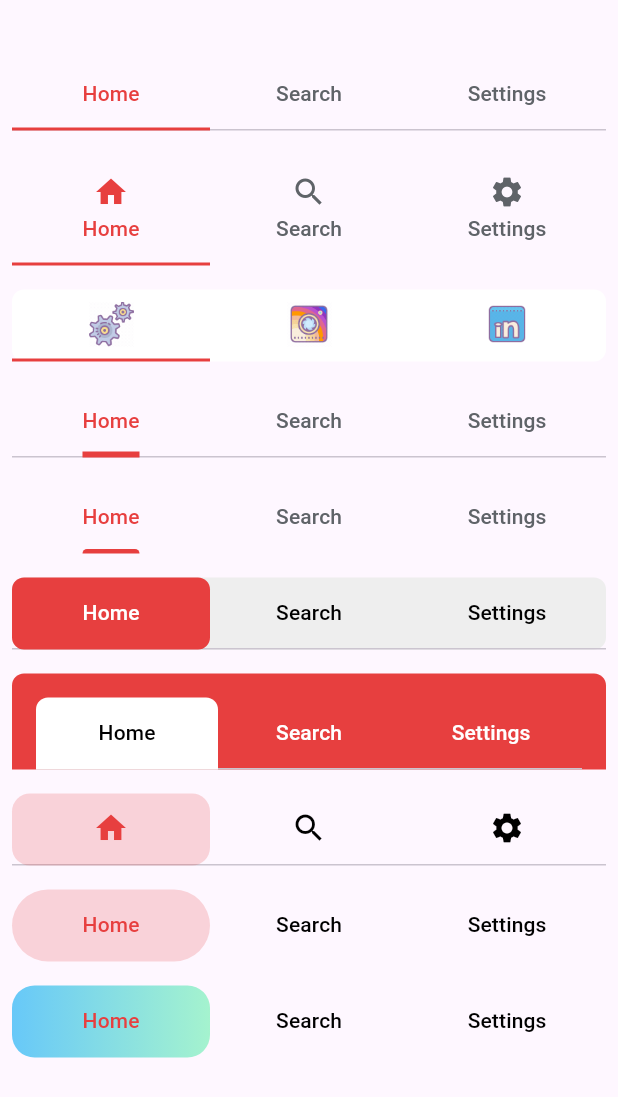
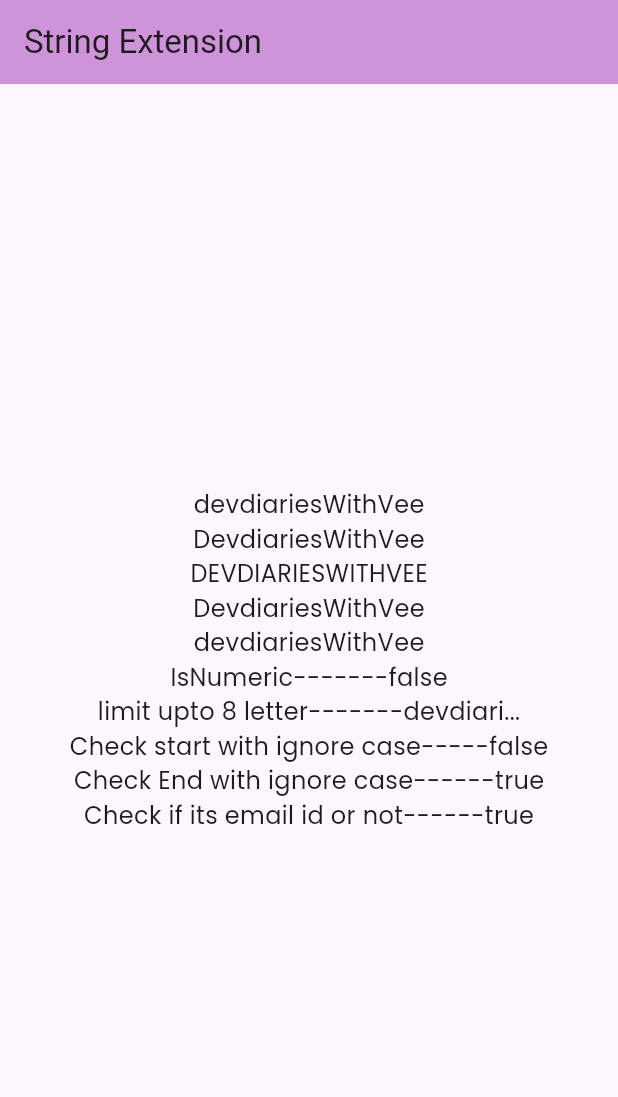
Before and after one commit to vaidehi2701/Flutter_Cheatsheet_2023, a Flutter app: the screen it shows after launch, on a phone screen of 412 x 824 dp. Shown: the top 1097 px of the screen. Run offline on Flutter 3.47's test engine with Material 2 defaults, Android fonts, the phone set to English and light mode, and no system bars; our stand-ins replace google_fonts.

Commit message:
String extesnion added

```diff
--- /dev/null
+++ b/lib/extension/string_utils.dart
@@ -0,0 +1,58 @@
+extension StringExtension on String {
+  String capitalizeFirstLetter() {
+    return "${this[0].toUpperCase()}${substring(1)}";
+  }
+
+  String toCamelCase() {
+    return split(' ').map((word) => word.capitalizeFirstLetter()).join('');
+  }
+
+  String capitalizeAll() {
+    return toUpperCase();
+  }
+
+  bool containsIgnoreCase(String other) {
+    return toLowerCase().contains(other.toLowerCase());
+  }
+
+  String removeWhitespace() {
+    return replaceAll(RegExp(r'\s+'), '');
+  }
+
+  bool isNumeric() {
+    return double.tryParse(this) != null;
+  }
+
+  String limit(int maxLength) {
+    if (length <= maxLength) {
+      return this;
+    } else {
+      return '${substring(0, maxLength)}...';
+    }
+  }
+
+  bool startsWithIgnoreCase(String other) {
+    return toLowerCase().startsWith(other.toLowerCase());
+  }
+
+  bool endsWithIgnoreCase(String other) {
+    return toLowerCase().endsWith(other.toLowerCase());
+  }
+
+  String replaceAllIgnoreCase(String from, String to) {
+    final regex = RegExp(from, caseSensitive: false);
+    return replaceAll(regex, to);
+  }
+
+  bool isEmail() {
+    final emailRegex = RegExp(r'^[\w-\.]+@([\w-]+\.)+[\w-]{2,4}$');
+    return emailRegex.hasMatch(this);
+  }
+
+  bool isUrl() {
+    final urlRegex = RegExp(
+        r'^(https?:\/\/)?([a-z0-9-]+\.)+[a-z]{2,}(\/[a-z0-9\-._~:/?#[\]@!$&\()*+,;=]*)?$',
+        caseSensitive: false);
+    return urlRegex.hasMatch(this);
+  }
+}
--- a/lib/main.dart
+++ b/lib/main.dart
@@ -1,4 +1,5 @@
 import 'package:flutter/material.dart';
+import 'package:widget_utils/widgets/string_util_demo.dart';
 import 'package:widget_utils/widgets/tab_bar.dart';
 
 void main() {
@@ -19,7 +20,7 @@ class MyApp extends StatelessWidget {
         colorScheme: ColorScheme.fromSeed(seedColor: Colors.deepPurple)
             .copyWith(background: Colors.blueGrey[100]),
       ),
-      home: const TabBarDemo(),
+      home: const StringUtilDemo(),
     );
   }
 }
--- /dev/null
+++ b/lib/widgets/string_util_demo.dart
@@ -0,0 +1,52 @@
+import 'package:flutter/material.dart';
+import 'package:google_fonts/google_fonts.dart';
+import 'package:widget_utils/extension/string_utils.dart';
+
+class StringUtilDemo extends StatefulWidget {
+  const StringUtilDemo({super.key});
+
+  @override
+  State<StringUtilDemo> createState() => _StringUtilDemoState();
+}
+
+class _StringUtilDemoState extends State<StringUtilDemo> {
+  String name = "devdiariesWithVee";
+  String name2 = "Vee";
+  String email = "vaidehi2701@gmail.com";
+
+  @override
+  Widget build(BuildContext context) {
+    var style = GoogleFonts.poppins(fontSize: 16);
+    return Scaffold(
+      appBar: AppBar(
+        title: const Text("String Extension"),
+        backgroundColor: Colors.purple[200],
+      ),
+      body: Center(
+        child: Column(
+          mainAxisAlignment: MainAxisAlignment.center,
+          children: [
+            Text(
+              name,
+              style: style,
+            ),
+            Text(name.capitalizeFirstLetter(), style: style),
+            Text(name.capitalizeAll(), style: style),
+            Text(name.toCamelCase(), style: style),
+            Text(name.removeWhitespace(), style: style),
+            Text("IsNumeric-------${name.isNumeric()}", style: style),
+            Text("limit upto 8 letter-------${name.limit(8)}", style: style),
+            Text(
+                "Check start with ignore case-----${name.startsWithIgnoreCase(name2)}",
+                style: style),
+            Text(
+                "Check End with ignore case------${name.endsWithIgnoreCase(name2)}",
+                style: style),
+            Text("Check if its email id or not------${email.isEmail()}",
+                style: style),
+          ],
+        ),
+      ),
+    );
+  }
+}
--- a/pubspec.yaml
+++ b/pubspec.yaml
@@ -35,6 +35,7 @@ dependencies:
   # The following adds the Cupertino Icons font to your application.
   # Use with the CupertinoIcons class for iOS style icons.
   cupertino_icons: ^1.0.2
+  google_fonts: ^5.1.0
 
 dev_dependencies:
   flutter_test:
```
